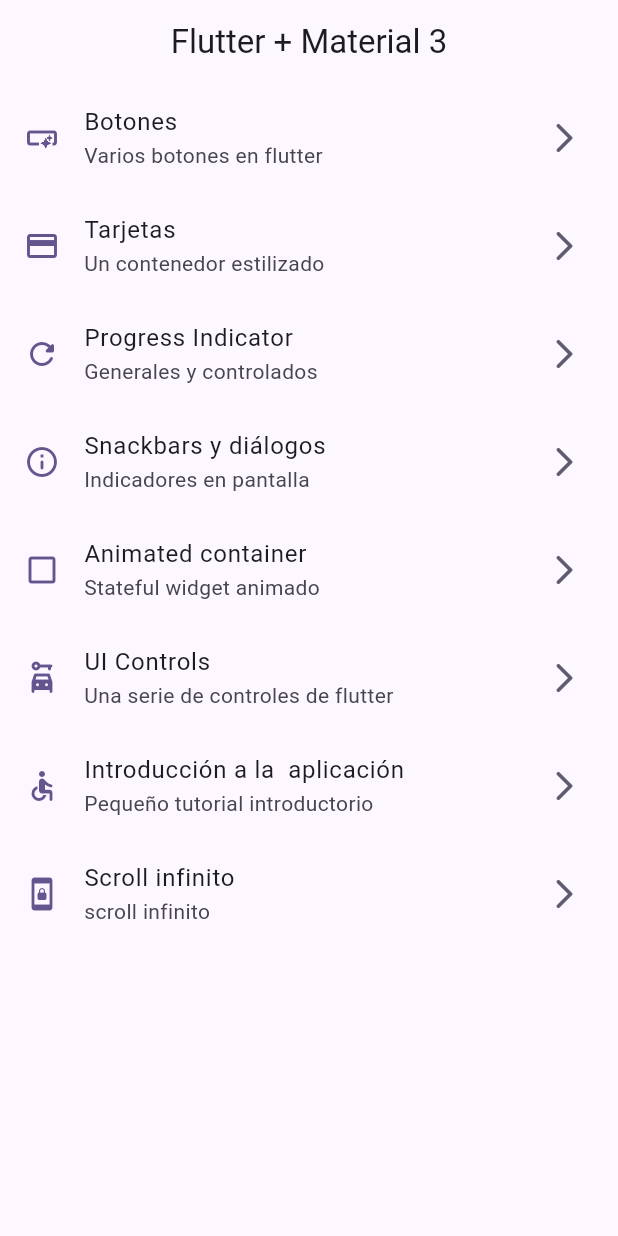
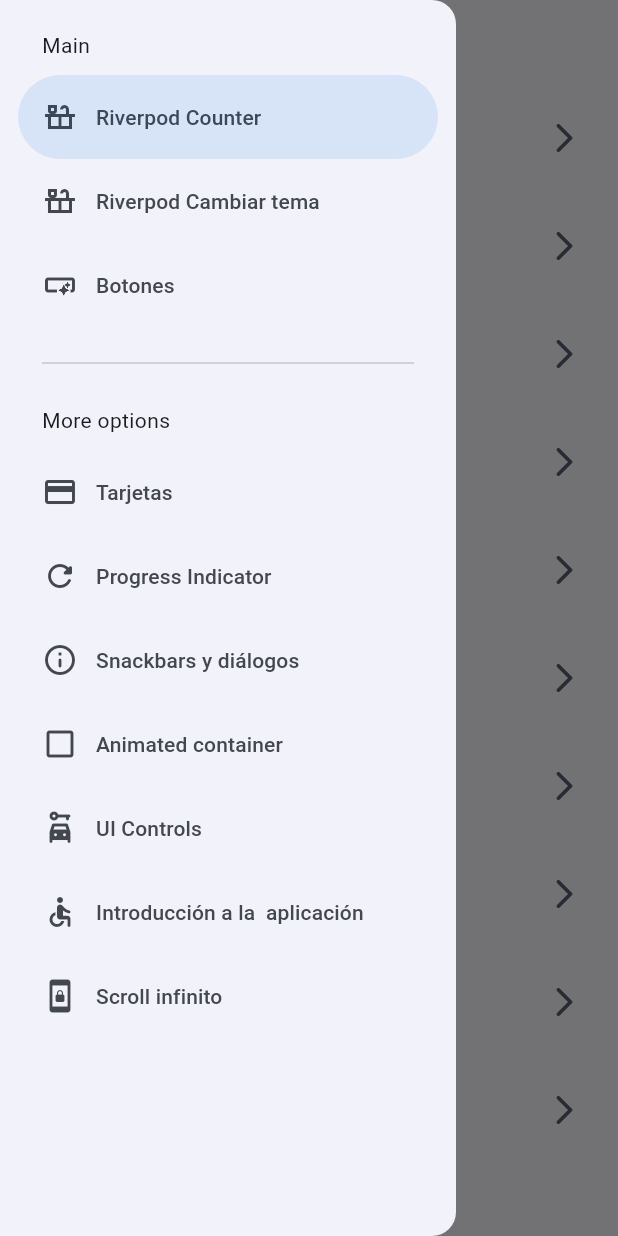
Before and after one commit to jbetancurmejia/flutter_widgets, a Flutter app: the screen it shows after launch, with the side drawer open (before the commit the screen has no drawer), on a phone screen of 412 x 824 dp. Run offline on Flutter 3.47's test engine with Material 3 defaults, Android fonts, the phone set to English and light mode, and no system bars; our stand-ins replace animate_do, flutter_riverpod, go_router; missing offline and left inert: dart:ffi.

Commit message:
Riverpood antes de StateNotifier

```diff
--- a/lib/config/menu/menu_items.dart
+++ b/lib/config/menu/menu_items.dart
@@ -15,6 +15,16 @@ class MenuItem {
 
 const appMenuItems = <MenuItem>[
   MenuItem(
+      title: 'Riverpod Counter',
+      subTitle: 'Introducción a riverpod',
+      link: '/counter',
+      icon: Icons.countertops_outlined),
+        MenuItem(
+      title: 'Riverpod Cambiar tema',
+      subTitle: 'Cambiar color de la aplicación',
+      link: '/theme-changer',
+      icon: Icons.countertops_outlined),
+  MenuItem(
       title: 'Botones ',
       subTitle: 'Varios botones en flutter',
       link: '/buttons',
@@ -29,7 +39,7 @@ const appMenuItems = <MenuItem>[
       subTitle: 'Generales y controlados',
       link: '/progress',
       icon: Icons.refresh_rounded),
-        MenuItem(
+  MenuItem(
       title: 'Snackbars y diálogos',
       subTitle: 'Indicadores en pantalla',
       link: '/Snackbars',
@@ -39,7 +49,7 @@ const appMenuItems = <MenuItem>[
       subTitle: 'Stateful widget animado',
       link: '/animated',
       icon: Icons.check_box_outline_blank_outlined),
-        MenuItem(
+  MenuItem(
       title: 'UI Controls',
       subTitle: 'Una serie de controles de flutter',
       link: '/UIcontrols',
@@ -52,6 +62,6 @@ const appMenuItems = <MenuItem>[
   MenuItem(
       title: 'Scroll infinito',
       subTitle: 'scroll infinito',
-      link: '/animated',
-      icon: Icons.screen_lock_portrait_outlined)
+      link: '/infinite',
+      icon: Icons.screen_lock_portrait_outlined),
 ];
--- a/lib/config/router/app_router.dart
+++ b/lib/config/router/app_router.dart
@@ -1,5 +1,7 @@
 import 'package:go_router/go_router.dart';
+import 'package:widgets_app/presentation/screens/counter/counter_screen.dart';
 import 'package:widgets_app/presentation/screens/screens.dart';
+import 'package:widgets_app/presentation/screens/theme_changer/theme_changer_screen.dart';
 
 // GoRouter configuration
 final appRouter = GoRouter(
@@ -34,23 +36,30 @@ final appRouter = GoRouter(
       name: SnackbarScreen.name,
       builder: (context, state) => const SnackbarScreen(),
     ),
-
     GoRoute(
       path: '/UIcontrols',
       name: UIControlsScreen.name,
       builder: (context, state) => const UIControlsScreen(),
     ),
-
     GoRoute(
       path: '/tutorial',
       name: AppTutorialScreen.name,
       builder: (context, state) => const AppTutorialScreen(),
     ),
-       GoRoute(
+    GoRoute(
       path: '/infinite',
       name: InfiniteScrollScreen.name,
       builder: (context, state) => const InfiniteScrollScreen(),
     ),
-
+    GoRoute(
+      path: '/counter',
+      name: CounterScreen.name,
+      builder: (context, state) => const CounterScreen(),
+    ),
+    GoRoute(
+      path: '/theme-changer',
+      name: ThemeChangerScreen.name,
+      builder: (context, state) => const ThemeChangerScreen(),
+    )
   ],
 );
--- a/lib/config/theme/app_theme.dart
+++ b/lib/config/theme/app_theme.dart
@@ -2,22 +2,28 @@ import 'package:flutter/material.dart';
 
 const colorList = <Color>[
   Colors.blue,
-  Colors.deepPurpleAccent,
-  Colors.orangeAccent,
+  Colors.teal,
+  Colors.green,
   Colors.red,
-  Colors.pinkAccent
+  Colors.purple,
+  Colors.deepPurple,
+  Colors.orange,
+  Colors.pink,
+  Colors.pinkAccent,
 ];
 
 class AppTheme {
   final int selectedColor;
+  final bool isDarkMode;
 
-  AppTheme({required this.selectedColor})
+  AppTheme({this.selectedColor = 0, this.isDarkMode = false})
       : assert(selectedColor >= 0, 'Selected color must be greater then 0'),
         assert(selectedColor <= colorList.length - 1,
             'Selected color must be less or equal than ${colorList.length - 1}');
 
   ThemeData getTheme() => ThemeData(
       useMaterial3: true,
+      brightness: isDarkMode ? Brightness.dark : Brightness.light,
       colorSchemeSeed: colorList[selectedColor],
       appBarTheme: const AppBarTheme(centerTitle: true));
 }
--- a/lib/main.dart
+++ b/lib/main.dart
@@ -1,24 +1,28 @@
 import 'package:flutter/material.dart';
+import 'package:flutter_riverpod/flutter_riverpod.dart';
 import 'package:widgets_app/config/theme/app_theme.dart';
+import 'package:widgets_app/presentation/providers/theme_provider.dart';
 
 import 'config/router/app_router.dart';
 
-
 void main() {
-  runApp(const MainApp());
+  runApp(const ProviderScope(child: MainApp()));
 }
 
-class MainApp extends StatelessWidget {
+class MainApp extends ConsumerWidget {
   const MainApp({super.key});
 
   @override
-  Widget build(BuildContext context) {
+  Widget build(BuildContext context,ref) {
+
+       final bool isDarkMode = ref.watch(isDarkModeProvider);
+        final int themeColorSelected = ref.watch(selectedColorProvider);
+
     return MaterialApp.router(
       title: 'Flutter widgets',
       routerConfig: appRouter,
       debugShowCheckedModeBanner: false,
-      theme: AppTheme(selectedColor:1).getTheme(),
-
+      theme: AppTheme(selectedColor: themeColorSelected, isDarkMode: isDarkMode).getTheme(),
     );
   }
 }
--- /dev/null
+++ b/lib/presentation/providers/counter_provider.dart
@@ -0,0 +1,5 @@
+  import 'package:flutter_riverpod/flutter_riverpod.dart';
+
+final counterProvider=StateProvider<int>((ref) => 10);
+
+final isDarkModeProvider2=StateProvider<int>((ref) => 10);
--- /dev/null
+++ b/lib/presentation/providers/theme_provider.dart
@@ -0,0 +1,14 @@
+
+
+import 'package:flutter_riverpod/flutter_riverpod.dart';
+import 'package:widgets_app/config/theme/app_theme.dart';
+
+
+//Estado de colores inmutable
+final colorListProvider= Provider((ref) => colorList);
+
+// Un simple boolean
+final isDarkModeProvider=StateProvider((ref) => false);
+
+// Un simple int
+final selectedColorProvider = StateProvider((ref) => 0);
--- a/lib/presentation/screens/home/home_screen.dart
+++ b/lib/presentation/screens/home/home_screen.dart
@@ -1,7 +1,7 @@
 import 'package:flutter/material.dart';
 import 'package:go_router/go_router.dart';
 import 'package:widgets_app/config/menu/menu_items.dart';
-
+import 'package:widgets_app/presentation/widgets/side_menu.dart';
 
 class HomeScreen extends StatelessWidget {
   static const String name = 'home_screen';
@@ -10,11 +10,16 @@ class HomeScreen extends StatelessWidget {
 
   @override
   Widget build(BuildContext context) {
+
+ final scafoldKey= GlobalKey<ScaffoldState>();
+
     return Scaffold(
+      key: scafoldKey,
       appBar: AppBar(
         title: const Text('Flutter + Material 3'),
       ),
-      body: _HomeView(),
+      body: const _HomeView(),
+      drawer: SideMenu( scaffoldKey: scafoldKey),
     );
   }
 }
@@ -58,8 +63,8 @@ class _CustomMenuItem extends StatelessWidget {
         // );
 
         // Navigator.pushNamed(context, menuItem.link);
-       // context.push(menuItem.link);
-       //context.pushNamed(CardsScreen.name);
+        // context.push(menuItem.link);
+        //context.pushNamed(CardsScreen.name);
 
         context.push(menuItem.link);
       },
--- /dev/null
+++ b/lib/presentation/widgets/side_menu.dart
@@ -0,0 +1,61 @@
+import 'package:flutter/material.dart';
+import 'package:go_router/go_router.dart';
+import 'package:widgets_app/config/menu/menu_items.dart';
+
+class SideMenu extends StatefulWidget {
+  final GlobalKey<ScaffoldState> scaffoldKey;
+
+  const SideMenu({super.key, required this.scaffoldKey});
+
+  @override
+  State<SideMenu> createState() => _SideMenuState();
+}
+
+class _SideMenuState extends State<SideMenu> {
+  int navDrawerIndex = 0;
+
+  _SideMenuState();
+
+  @override
+  Widget build(BuildContext context) {
+    final hasNotch = MediaQuery.of(context).viewPadding.top > 35;
+    return NavigationDrawer(
+      selectedIndex: navDrawerIndex,
+      onDestinationSelected: (value) {
+        setState(() {
+          navDrawerIndex = value;
+        });
+
+        final menuItem = appMenuItems[value];
+        context.push(menuItem.link);
+        widget.scaffoldKey.currentState?.closeDrawer();
+      },
+      children: [
+        Padding(
+          padding: EdgeInsets.fromLTRB(28, hasNotch ? 10 : 20, 16, 10),
+          child: Text('Main'),
+        ),
+        ...appMenuItems.sublist(0, 3).map(
+              (item) => NavigationDrawerDestination(
+                icon: Icon(item.icon),
+                label: Text(item.title),
+              ),
+            ),
+        const Padding(
+          padding: EdgeInsets.fromLTRB(28, 16, 28, 10),
+          child: Divider(),
+        ),
+        Padding(
+          padding: EdgeInsets.fromLTRB(28, 10, 16, 10),
+          child: Text('More options'),
+        ),
+        ...appMenuItems.sublist(3).map(
+              (item) => NavigationDrawerDestination(
+                icon: Icon(item.icon),
+                label: Text(item.title),
+              ),
+            ),
+      ],
+    );
+  }
+}
--- a/pubspec.yaml
+++ b/pubspec.yaml
@@ -10,6 +10,7 @@ dependencies:
   animate_do: ^3.3.3
   flutter:
     sdk: flutter
+  flutter_riverpod: ^2.4.10
   go_router: ^11.1.2
 
 dev_dependencies:
```
Also changed, not shown: lib/presentation/screens/counter/counter_screen.dart (added, +38 -0 lines), lib/presentation/screens/infinite_scroll/infinite_scroll_screen.dart (+112 -4 lines), lib/presentation/screens/theme_changer/theme_changer_screen.dart (added, +61 -0 lines), pubspec.lock.
